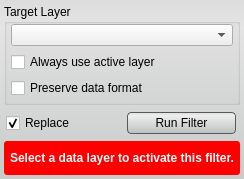
Old version of the form src/Interface/ToolInterface/GradientMagnitudeFilterInterface.ui in the repository jessdtate/Seg3D.
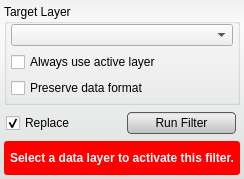
New version of the form. Custom widgets are drawn as their Qt base class.

Diff of the .ui file:
```diff
--- a/src/Interface/ToolInterface/GradientMagnitudeFilterInterface.ui
+++ b/src/Interface/ToolInterface/GradientMagnitudeFilterInterface.ui
@@ -34,7 +34,7 @@
   <property name="styleSheet">
    <string notr="true">QWidget#GradientMagnitudeFilterInterface{
 	border-radius: 3px;
-	background-color: qlineargradient(spread:pad, x1:0.5, y1:0, x2:0.5, y2:0.960227, stop:0 rgba(221, 221, 221, 255), stop:0.155779 rgba(228, 228, 228, 255), stop:1 rgba(202, 204, 204, 255));      
+	background-color: qlineargradient(spread:pad, x1:0.5, y1:0, x2:0.5, y2:0.960227, stop:0 rgba(241, 241, 241, 255), stop:0.155779 rgba(250, 250, 250, 255), stop:1 rgba(222, 224, 224, 255));      
 }
 
 QPushButton{
```
